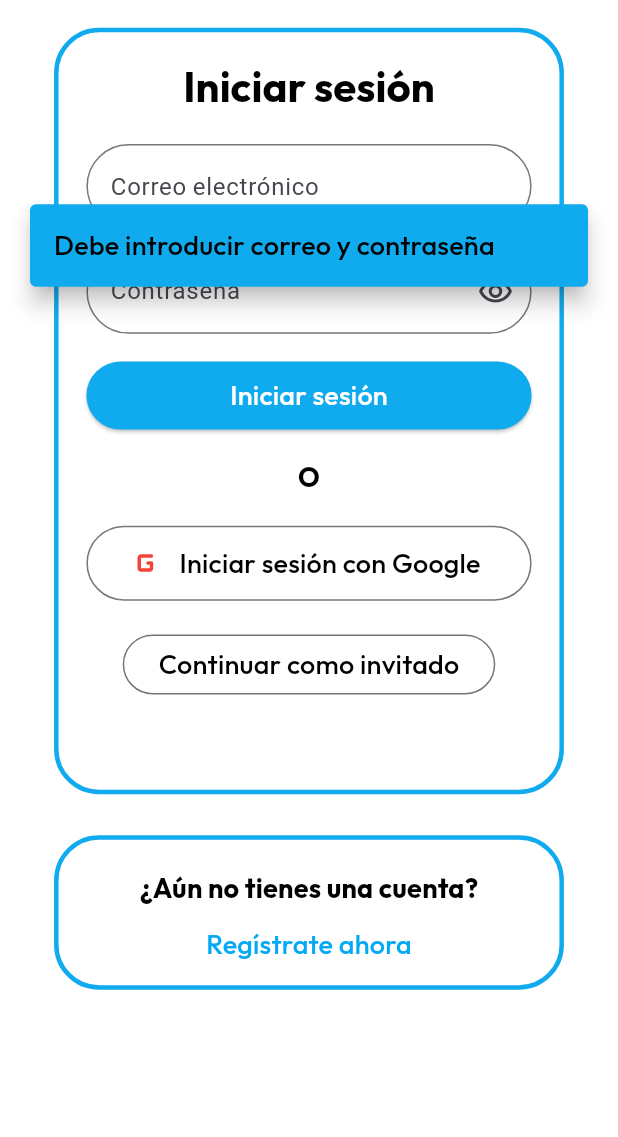
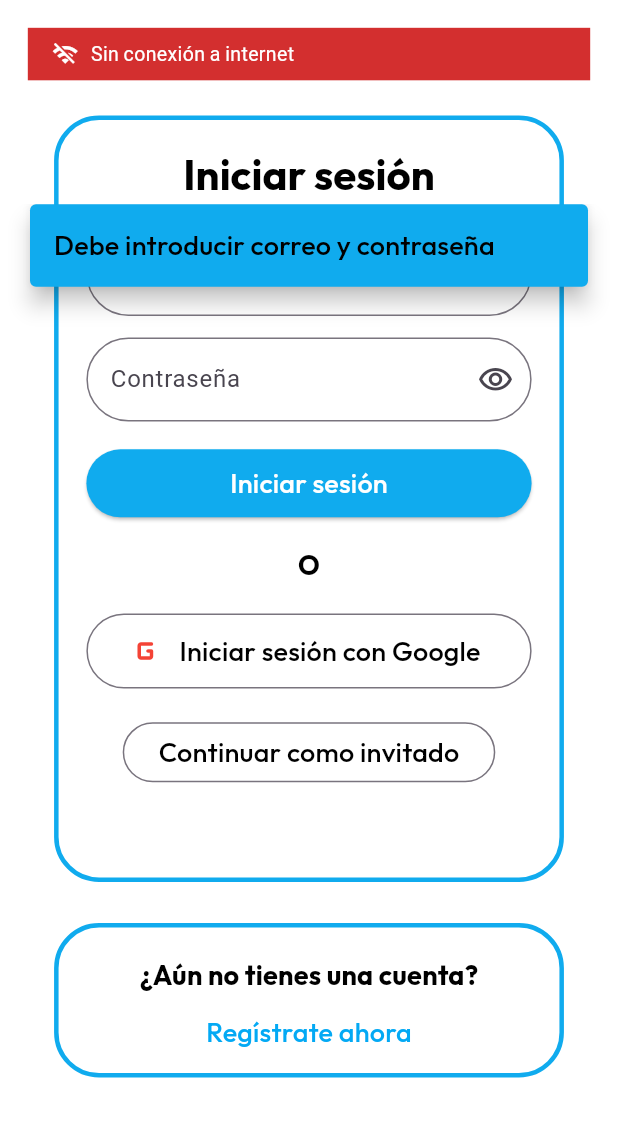
Before and after one commit to fulcrum44/robokid, a Flutter app: the screen it shows after launch, after a tap on "Iniciar sesión", on a phone screen of 412 x 824 dp, the part 84-1221 px from its top. Run offline on Flutter 3.47's test engine with Material 3 defaults, Android fonts, the phone set to English and light mode, and no system bars; our stand-ins replace cloud_firestore, connectivity_plus, firebase_auth, firebase_core, google_fonts, google_sign_in and 2 more; accounts and stored records are empty; network calls fail.

Commit message:
Control conexion red (#33)

```diff
--- a/app/lib/providers/connectivity_provider.dart
+++ b/app/lib/providers/connectivity_provider.dart
@@ -17,9 +17,13 @@ class ConnectivityProvider extends ChangeNotifier {
   AppConnectionState _state = AppConnectionState.offline;
   AppConnectionState get state => _state;
 
+  bool _mobileDataActive = false;
+  bool get movileDataACtive => _mobileDataActive;
+
   bool get hasInternet => _state == AppConnectionState.online;
-  bool get isOnRobotWifi => _state == AppConnectionState.robotWifi;
+  bool get isOnRobotWifi => _state == AppConnectionState.robotWifi && !_mobileDataActive;
   bool get isOffile => _state == AppConnectionState.offline;
+
 
   // Con este flag controloamos cuando aparece el banner que indica si no hay conexión a internet o estamos conectados al robot.
   bool _initialized = false;
@@ -39,22 +43,59 @@ class ConnectivityProvider extends ChangeNotifier {
   Future<void> _checkConnection() async {
     final result = await _connectivity.checkConnectivity();
 
+    // Primero comprobamos si la conexión a internet es media datos móviles
+    _mobileDataActive = result.contains(ConnectivityResult.mobile);
+
+    // Ninguna conexión activa
     if (result.contains(ConnectivityResult.none) || result.isEmpty) {
       _updateState(AppConnectionState.offline);
+      _setInitialized();
       return;
-    } else if (await _isRobotReachable()) { // Comprobamos si estamos en la red que hemos configurado para el robot (192.168.4.1)
-      _updateState(AppConnectionState.robotWifi);
-      return;
-    } else if (await _hasRealInternet()) { // Comprobamos si hay internet real
-      _updateState(AppConnectionState.online);
-      return;
-    } else {
-      _updateState(AppConnectionState.offline);
     }
 
+    // Si hay WiFi, comprobar si es el robot primero
+    if (result.contains(ConnectivityResult.wifi)) {
+      if (await _isRobotReachable()) {
+        _updateState(AppConnectionState.robotWifi);
+        _setInitialized();
+        return;
+      }
+    }
+
+    // Si hay WiFi o datos móviles declaramos que estamos online
+    if (result.contains(ConnectivityResult.wifi) ||
+        result.contains(ConnectivityResult.mobile)) {
+      _updateState(AppConnectionState.online);
+      _setInitialized();
+      // Verificar en segundo plano
+      _verifyInternetInBackground();
+      return;
+    }
+
+    _updateState(AppConnectionState.offline);
+    _setInitialized();
+  }
+
+  void _setInitialized() {
     if (!_initialized) {
       _initialized = true;
       notifyListeners();
+    }
+  }
+
+  Future<void> _verifyInternetInBackground() async {
+    if (!await _hasRealInternet()) {
+      _updateState(AppConnectionState.offline);
+    }
+  }
+
+  Future<bool> _hasRealInternet() async {
+    try {
+      final result = await InternetAddress.lookup('google.com')
+          .timeout(const Duration(seconds: 2));
+      return result.isNotEmpty && result[0].rawAddress.isNotEmpty;
+    } catch (_) {
+      return false;
     }
   }
 
@@ -66,16 +107,6 @@ class ConnectivityProvider extends ChangeNotifier {
           .then((req) => req.close())
           .timeout(const Duration(seconds: 15));
       return response.statusCode == 200;
-    } catch (_) {
-      return false;
-    }
-  }
-
-  Future<bool> _hasRealInternet() async {
-    try {
-      final result = await InternetAddress.lookup('google.com')
-          .timeout(const Duration(seconds: 3));
-      return result.isNotEmpty && result[0].rawAddress.isNotEmpty;
     } catch (_) {
       return false;
     }
--- a/app/lib/screens/config_screen.dart
+++ b/app/lib/screens/config_screen.dart
@@ -121,6 +121,7 @@ class _ConfigScreenState extends State<ConfigScreen> {
         child: Column(
           crossAxisAlignment: CrossAxisAlignment.stretch,
           children: [
+            const ConnectivityBanner(),
             Text(
               'Configuración',
               textAlign: TextAlign.center,
--- a/app/lib/screens/login_screen.dart
+++ b/app/lib/screens/login_screen.dart
@@ -59,10 +59,15 @@ class _LoginScreenState extends State<LoginScreen> {
         // Para que el teclado no empuje los SnackBars
         resizeToAvoidBottomInset: false,
         body: SingleChildScrollView(
+          padding: EdgeInsets.symmetric(
+            vertical: MediaQuery.of(context).size.height * 0.0225,
+            horizontal: MediaQuery.of(context).size.height * 0.0225,
+          ),
           child: SizedBox(
             width: double.infinity,
             child: Column(
               children: [
+                const ConnectivityBanner(),
                 // Contenedor primario
                 Container(
                   alignment: Alignment.center,
--- a/app/lib/screens/record_screen.dart
+++ b/app/lib/screens/record_screen.dart
@@ -168,6 +168,7 @@ class RecordScreenState extends State<RecordScreen> {
       body: Center(
         child: Column(
           children: [
+            const ConnectivityBanner(),
             Padding(
               padding: const EdgeInsets.all(16.0),
               child: Text(
--- a/app/lib/screens/register_screen.dart
+++ b/app/lib/screens/register_screen.dart
@@ -57,6 +57,7 @@ class _RegisterScreenStateAlumn extends State<RegisterScreen> {
           key: formKey,
           child: Column(
             children: [
+              const ConnectivityBanner(),
               Text(
                 'Registro',
                 textAlign: TextAlign.center,
--- a/app/lib/widgets/connectivity_state_banner.dart
+++ b/app/lib/widgets/connectivity_state_banner.dart
@@ -13,7 +13,9 @@ class ConnectivityBanner extends StatelessWidget {
 
     final isRobot = conn.isOnRobotWifi;
 
-    return Container(
+    return Column(
+      children: [
+        Container(
           width: double.infinity,
           padding: const EdgeInsets.symmetric(horizontal: 16, vertical: 8),
           color: isRobot ? Colors.orange.shade700 : Colors.red.shade700,
@@ -35,6 +37,9 @@ class ConnectivityBanner extends StatelessWidget {
               ),
             ],
           ),
+        ),
+        const SizedBox(height: 5),
+      ],
     );
   }
 }
```
Also changed, not shown: app/lib/screens/send_screen.dart (+27 -0 lines), 1 other file. Lines whose indentation alone changed are shown as unchanged.
